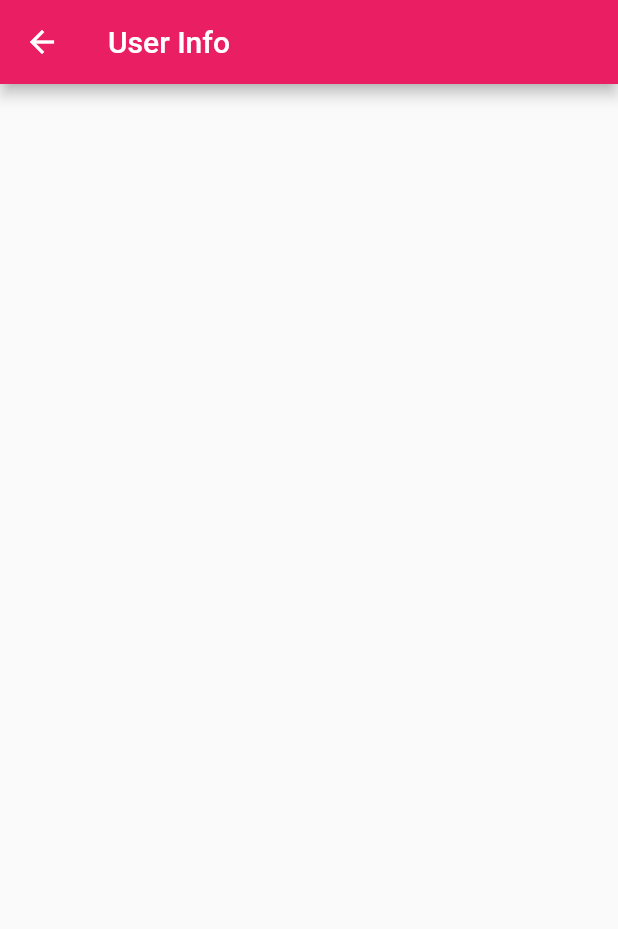
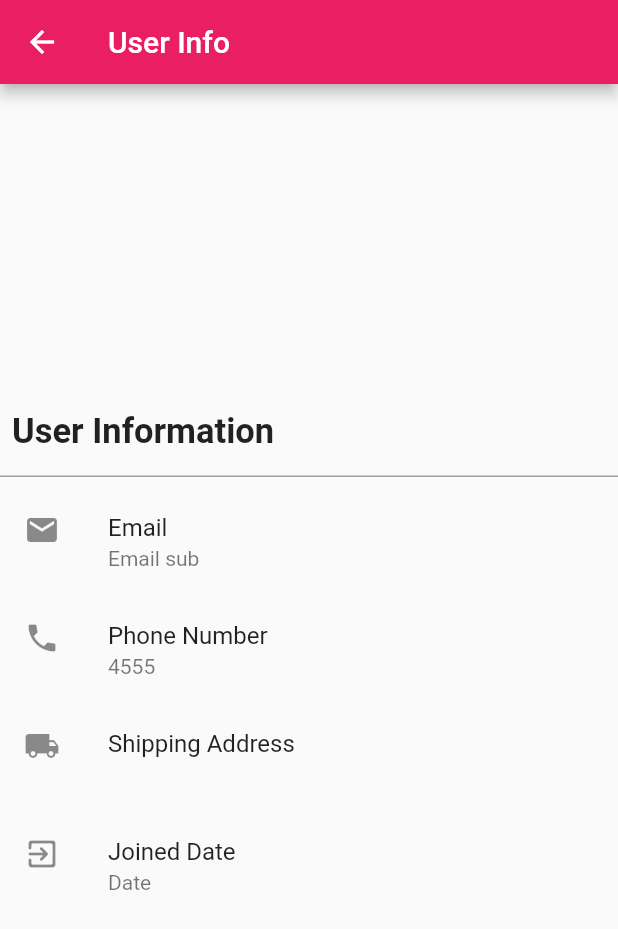
Before and after one commit to khadetou/ecommerceapp, a Flutter app: the UserInfo screen opened directly, on a phone screen of 412 x 824 dp. Shown: the top 929 px of the screen. Run offline on Flutter 3.47's test engine with Material 2 defaults, Android fonts, the phone set to English and light mode, and no system bars; our stand-ins replace flutter_icons.

Commit message:
titleWidget

```diff
--- a/lib/screen/user.dart
+++ b/lib/screen/user.dart
@@ -1,19 +1,46 @@
 import "package:flutter/material.dart";
+import "../widgets/user_list.dart";
+import "../widgets/title.dart";
 
-class UserInfo extends StatefulWidget {
+class UserInfo extends StatelessWidget {
   const UserInfo({Key? key}) : super(key: key);
 
   @override
-  _UserInfoState createState() => _UserInfoState();
-}
+  Widget build(BuildContext context) {
+    var _userInfos = [
+      {"title": "Email", "subtitle": "Email sub", "index": 0},
+      {"title": "Phone Number", "subtitle": "4555", "index": 1},
+      {"title": "Shipping Address", "subtitle": "", "index": 2},
+      {"title": "Joined Date", "subtitle": "Date", "index": 3},
+    ];
 
-class _UserInfoState extends State<UserInfo> {
-  @override
-  Widget build(BuildContext context) {
     return Scaffold(
       appBar: AppBar(
         title: const Text("User Info"),
       ),
+      body: Column(
+        mainAxisAlignment: MainAxisAlignment.center,
+        crossAxisAlignment: CrossAxisAlignment.start,
+        children: [
+          const Padding(
+            padding: EdgeInsets.all(8.0),
+            child: TextTitle(text: "User Information"),
+          ),
+          const Divider(
+            thickness: 1,
+            color: Colors.grey,
+          ),
+          ..._userInfos.map(
+            (userinfo) {
+              return UsersList(
+                title: userinfo["title"] as String,
+                subtitle: userinfo["subtitle"] as String,
+                index: userinfo["index"] as int,
+              );
+            },
+          ).toList(),
+        ],
+      ),
     );
   }
 }
--- /dev/null
+++ b/lib/widgets/title.dart
@@ -0,0 +1,16 @@
+import 'package:flutter/material.dart';
+
+class TextTitle extends StatelessWidget {
+  const TextTitle({Key? key, required this.text}) : super(key: key);
+  final String text;
+  @override
+  Widget build(BuildContext context) {
+    return Text(
+      text,
+      style: const TextStyle(
+        fontSize: 23,
+        fontWeight: FontWeight.bold,
+      ),
+    );
+  }
+}
--- /dev/null
+++ b/lib/widgets/user_list.dart
@@ -0,0 +1,36 @@
+import 'package:flutter/material.dart';
+
+class UsersList extends StatelessWidget {
+  const UsersList({
+    Key? key,
+    required this.title,
+    required this.subtitle,
+    required this.index,
+  }) : super(key: key);
+
+  final String title;
+  final String subtitle;
+  final int index;
+  @override
+  Widget build(BuildContext context) {
+    List<IconData> _userTileIcons = [
+      Icons.email,
+      Icons.phone,
+      Icons.local_shipping,
+      Icons.exit_to_app_rounded
+    ];
+
+    return Material(
+      color: Colors.transparent,
+      child: InkWell(
+        splashColor: Theme.of(context).splashColor,
+        child: ListTile(
+          onTap: () {},
+          title: Text(title),
+          subtitle: Text(subtitle),
+          leading: Icon(_userTileIcons[index]),
+        ),
+      ),
+    );
+  }
+}
```
